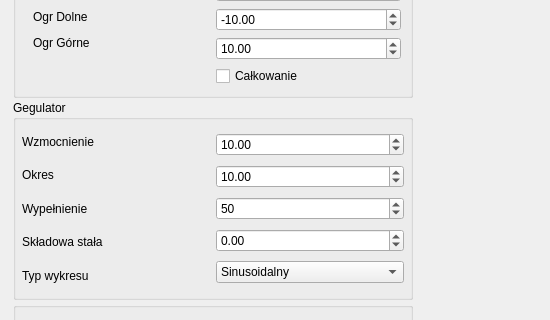
Qt form FRONTEND/symulatorUARpoprawka/mainwindow.ui (MichalWitczakmw/PK_Symulator_UAR_poprawka) before a commit; both pictures show x 0 to 550 and y 373 to 693 of the 1202 by 886 pixel window.
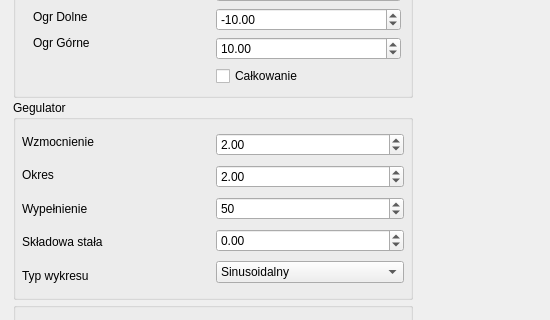
The same form after that commit. Custom widgets are drawn as their Qt base class.

Patch:
```diff
--- a/FRONTEND/symulatorUARpoprawka/mainwindow.ui
+++ b/FRONTEND/symulatorUARpoprawka/mainwindow.ui
@@ -687,7 +687,7 @@
                   <double>0.010000000000000</double>
                  </property>
                  <property name="value">
-                  <double>10.000000000000000</double>
+                  <double>2.000000000000000</double>
                  </property>
                 </widget>
                </item>
@@ -703,7 +703,7 @@
                   <double>0.010000000000000</double>
                  </property>
                  <property name="value">
-                  <double>10.000000000000000</double>
+                  <double>2.000000000000000</double>
                  </property>
                 </widget>
                </item>
```
